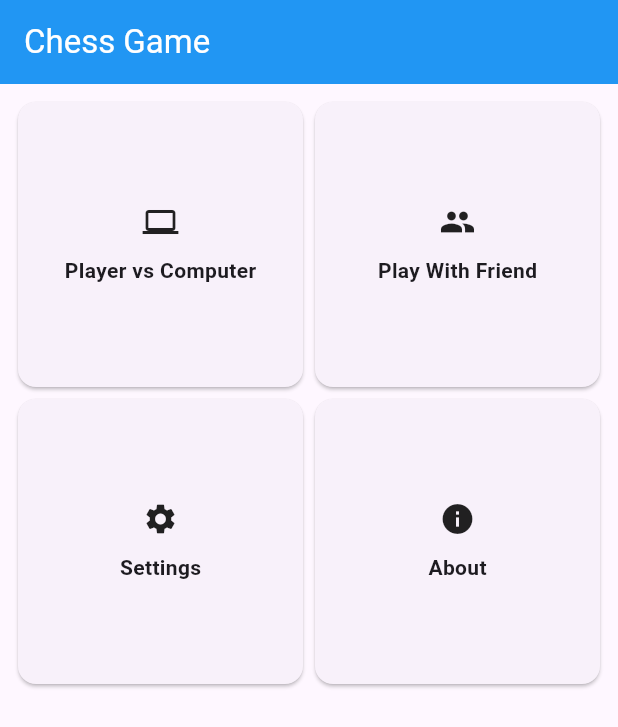
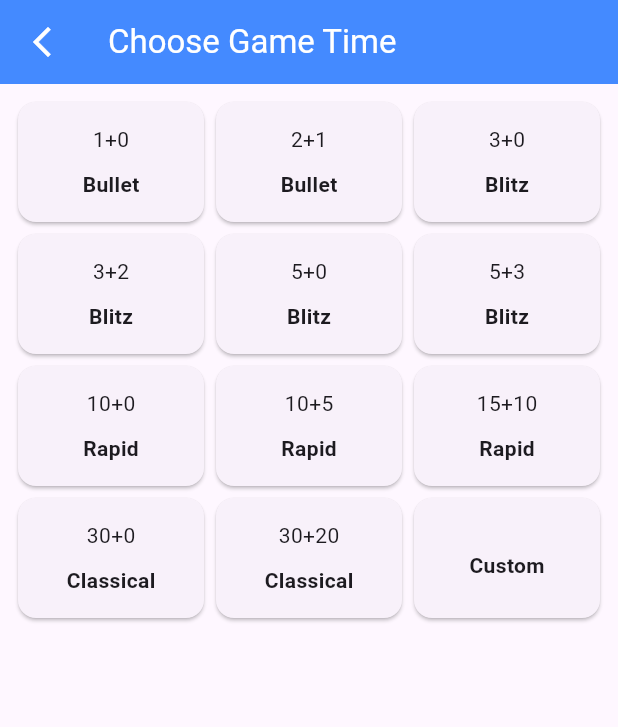
Before and after one commit to shamim36/chess_app, a Flutter app: the screen it shows after launch, after a tap on "Play With Friend", on a phone screen of 412 x 824 dp. Shown: the top 727 px of the screen. Run offline on Flutter 3.47's test engine with Material 3 defaults, Android fonts, the phone set to English and light mode, and no system bars; missing offline and left inert: bishop, square_bishop, squares.

Commit message:
on going

```diff
--- /dev/null
+++ b/lib/helper/helper_method.dart
@@ -0,0 +1,49 @@
+import 'package:flutter/material.dart';
+
+Widget buildGameType(
+    {required String label,
+    String? gameTime,
+    IconData? icon,
+    required Function() onTap}) {
+  return InkWell(
+    onTap: onTap,
+    child: Card(
+      child: Center(
+        child: Column(
+          mainAxisAlignment: MainAxisAlignment.center,
+          children: [
+            icon != null
+                ? Icon(icon)
+                : gameTime! == '60+0'
+                    ? const SizedBox.shrink()
+                    : Text(gameTime),
+            const SizedBox(
+              height: 10,
+            ),
+            Text(
+              label,
+              style: const TextStyle(
+                fontWeight: FontWeight.bold,
+              ),
+            ),
+          ],
+        ),
+      ),
+    ),
+  );
+}
+
+final List<String> gameTimes = [
+  'Bullet 1+0',
+  'Bullet 2+1',
+  'Blitz 3+0',
+  'Blitz 3+2',
+  'Blitz 5+0',
+  'Blitz 5+3',
+  'Rapid 10+0',
+  'Rapid 10+5',
+  'Rapid 15+10',
+  'Classical 30+0',
+  'Classical 30+20',
+  'Custom 60+0',
+];
--- a/lib/main.dart
+++ b/lib/main.dart
@@ -1,8 +1,15 @@
 import 'package:chess_app/main_screens/home_screen.dart';
+import 'package:chess_app/providers/game_provider.dart';
 import 'package:flutter/material.dart';
+import 'package:provider/provider.dart';
 
 void main() {
-  runApp(const MyApp());
+  runApp(
+    MultiProvider(
+      providers: [ChangeNotifierProvider(create: (_) => GameProvider())],
+      child: const MyApp(),
+    ),
+  );
 }
 
 class MyApp extends StatelessWidget {
--- /dev/null
+++ b/lib/main_screens/game_time_screen.dart
@@ -0,0 +1,71 @@
+import 'package:chess_app/helper/helper_method.dart';
+import 'package:chess_app/main_screens/game_start_up_screen.dart';
+import 'package:chess_app/providers/game_provider.dart';
+
+import 'package:flutter/material.dart';
+import 'package:provider/provider.dart';
+
+class GameTimeScreeen extends StatefulWidget {
+  const GameTimeScreeen({super.key});
+
+  @override
+  State<GameTimeScreeen> createState() => _GameTimeScreeenState();
+}
+
+class _GameTimeScreeenState extends State<GameTimeScreeen> {
+  @override
+  Widget build(BuildContext context) {
+    final gameProvider = context.read<GameProvider>();
+    print('vs VALUE : ${gameProvider.vsComputer}');
+    return Scaffold(
+      appBar: AppBar(
+        backgroundColor: Colors.blueAccent,
+        title: const Text(
+          'Choose Game Time',
+          style: TextStyle(
+            color: Colors.white,
+          ),
+        ),
+        leading: IconButton(
+          onPressed: () {
+            Navigator.pop(context);
+          },
+          icon: const Icon(
+            Icons.arrow_back_ios_new,
+            color: Colors.white,
+          ),
+        ),
+      ),
+      body: Padding(
+        padding: const EdgeInsets.all(8.0),
+        child: GridView.builder(
+          gridDelegate: const SliverGridDelegateWithFixedCrossAxisCount(
+            crossAxisCount: 3,
+            childAspectRatio: 1.5,
+          ),
+          itemCount: gameTimes.length,
+          itemBuilder: (context, index) {
+            // get the first word of the game time
+            final String label = gameTimes[index].split(' ')[0];
+
+            //get the second word from game time
+            final String gameTime = gameTimes[index].split(' ')[1];
+
+            return buildGameType(
+              label: label,
+              gameTime: gameTime,
+              onTap: () {
+                Navigator.push(
+                  context,
+                  MaterialPageRoute(
+                    builder: (context) => const GameStartUpScreen(),
+                  ),
+                );
+              },
+            );
+          },
+        ),
+      ),
+    );
+  }
+}
--- a/lib/main_screens/home_screen.dart
+++ b/lib/main_screens/home_screen.dart
@@ -1,5 +1,10 @@
-import 'package:chess_app/main_screens/game_screen.dart';
+import 'package:chess_app/helper/helper_method.dart';
+import 'package:chess_app/main_screens/about_screen.dart';
+import 'package:chess_app/main_screens/game_time_screen.dart';
+import 'package:chess_app/main_screens/settings_screen.dart';
+import 'package:chess_app/providers/game_provider.dart';
 import 'package:flutter/material.dart';
+import 'package:provider/provider.dart';
 
 class HomeScreen extends StatefulWidget {
   const HomeScreen({super.key});
@@ -11,6 +16,7 @@ class HomeScreen extends StatefulWidget {
 class _HomeScreenState extends State<HomeScreen> {
   @override
   Widget build(BuildContext context) {
+    final gameProvider = context.read<GameProvider>();
     return Scaffold(
       appBar: AppBar(
         backgroundColor: Colors.blue,
@@ -31,26 +37,57 @@ class _HomeScreenState extends State<HomeScreen> {
               label: 'Player vs Computer',
               icon: Icons.computer,
               onTap: () {
+                gameProvider.setVsComputer(value: true);
+                //navigate to setup game time screen
+
                 Navigator.push(
                   context,
-                  MaterialPageRoute(builder: (context) => const GameScreen()),
+                  MaterialPageRoute(
+                    builder: (context) => const GameTimeScreeen(),
+                  ),
                 );
               },
             ),
             buildGameType(
               label: 'Play With Friend',
               icon: Icons.group,
-              onTap: () {},
+              onTap: () {
+                gameProvider.setVsComputer(value: false);
+
+                //navigate to setup game time screen
+                Navigator.push(
+                  context,
+                  MaterialPageRoute(
+                    builder: (context) => const GameTimeScreeen(),
+                  ),
+                );
+              },
             ),
             buildGameType(
               label: 'Settings',
               icon: Icons.settings,
-              onTap: () {},
+              onTap: () {
+                // nanvigate to setting screen
+                Navigator.push(
+                  context,
+                  MaterialPageRoute(
+                    builder: (context) => const SettingsScreen(),
+                  ),
+                );
+              },
             ),
             buildGameType(
               label: 'About',
               icon: Icons.info,
-              onTap: () {},
+              onTap: () {
+                //navigate to about screen
+                Navigator.push(
+                  context,
+                  MaterialPageRoute(
+                    builder: (context) => const AboutScreen(),
+                  ),
+                );
+              },
             ),
           ],
         ),
@@ -58,32 +95,3 @@ class _HomeScreenState extends State<HomeScreen> {
     );
   }
 }
-
-Widget buildGameType(
-    {required String label,
-    String? gameTime,
-    IconData? icon,
-    required Function() onTap}) {
-  return InkWell(
-    onTap: onTap,
-    child: Card(
-      child: Center(
-        child: Column(
-          mainAxisAlignment: MainAxisAlignment.center,
-          children: [
-            icon != null ? Icon(icon) : Text(gameTime!),
-            const SizedBox(
-              height: 10,
-            ),
-            Text(
-              label,
-              style: const TextStyle(
-                fontWeight: FontWeight.bold,
-              ),
-            ),
-          ],
-        ),
-      ),
-    ),
-  );
-}
--- /dev/null
+++ b/lib/providers/game_provider.dart
@@ -0,0 +1,22 @@
+import 'package:flutter/material.dart';
+
+class GameProvider extends ChangeNotifier{
+  bool _vsComputer = false;
+  bool _isLoading = false;
+
+  //get method
+  bool get vsComputer => _vsComputer;
+  bool get isLoading => _isLoading;
+
+  //set vs computer
+  void setVsComputer({required bool value}){
+    _vsComputer = value;
+    notifyListeners();
+  }
+
+  void setIsLoading({required bool value}){
+    _isLoading = value;
+    notifyListeners();
+  }
+
+}
--- a/pubspec.yaml
+++ b/pubspec.yaml
@@ -33,11 +33,8 @@ dependencies:
   squares: ^1.2.1
   bishop: ^1.4.1
   square_bishop: ^0.2.17
-
-
-  # The following adds the Cupertino Icons font to your application.
-  # Use with the CupertinoIcons class for iOS style icons.
   cupertino_icons: ^1.0.2
+  provider: ^6.1.2
 
 dev_dependencies:
   flutter_test:
```
Also changed, not shown: lib/main_screens/about_screen.dart (added, +19 -0 lines), lib/main_screens/game_start_up_screen.dart (added, +38 -0 lines), lib/main_screens/settings_screen.dart (added, +19 -0 lines), pubspec.lock.
